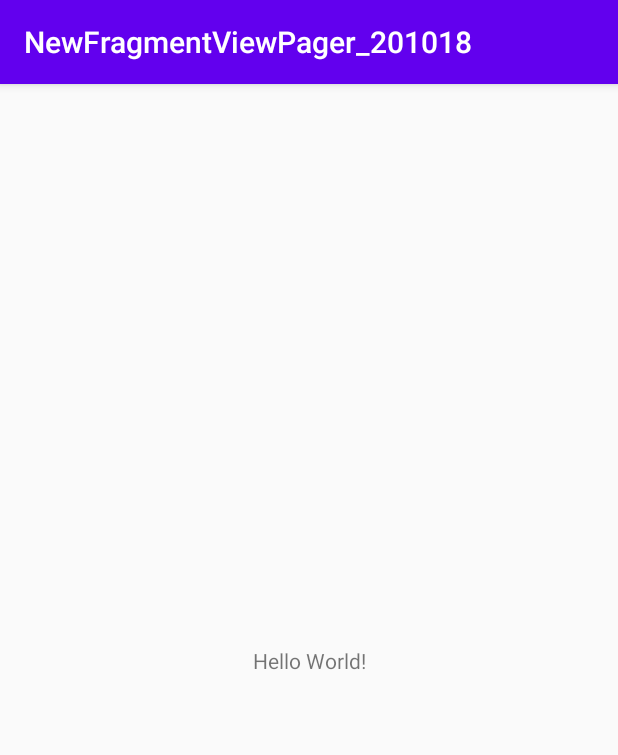
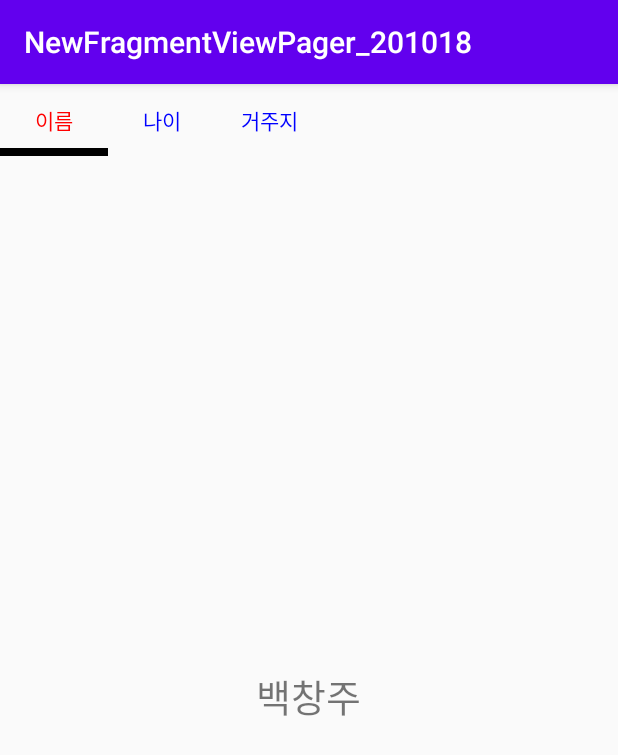
Before and after one commit to Changjoo-Baek/NewFragmentViewPager_201018, an Android app: the screen it shows after launch (MainActivity), on a phone screen of 412 x 824 dp. Shown: the top 755 px of the screen. Run offline under Robolectric (Android 15) with nearby library versions, the phone set to English and light mode, and no system bars.

```diff
--- a/app/build.gradle
+++ b/app/build.gradle
@@ -30,6 +30,7 @@ dependencies {
     implementation 'androidx.core:core-ktx:1.3.2'
     implementation 'androidx.appcompat:appcompat:1.2.0'
     implementation 'androidx.constraintlayout:constraintlayout:2.0.2'
+    implementation 'com.google.android.material:material:1.2.1'
     testImplementation 'junit:junit:4.12'
     androidTestImplementation 'androidx.test.ext:junit:1.1.2'
     androidTestImplementation 'androidx.test.espresso:espresso-core:3.3.0'
--- /dev/null
+++ b/app/src/main/java/com/zzazzu/newfragmentviewpager_201018/BaseActivity.kt
@@ -0,0 +1,14 @@
+package com.zzazzu.newfragmentviewpager_201018
+
+import androidx.appcompat.app.AppCompatActivity
+
+
+abstract class BaseActivity : AppCompatActivity() {
+
+    val mContext = this
+
+    abstract fun setupEvents()
+    abstract fun setValues()
+
+
+}
--- a/app/src/main/java/com/zzazzu/newfragmentviewpager_201018/MainActivity.kt
+++ b/app/src/main/java/com/zzazzu/newfragmentviewpager_201018/MainActivity.kt
@@ -2,10 +2,32 @@ package com.zzazzu.newfragmentviewpager_201018
 
 import androidx.appcompat.app.AppCompatActivity
 import android.os.Bundle
+import android.widget.ArrayAdapter
+import com.zzazzu.newfragmentviewpager_201018.adapters.MainViewPagerAdapter
+import kotlinx.android.synthetic.main.activity_main.*
 
-class MainActivity : AppCompatActivity() {
+class MainActivity : BaseActivity() {
+
+    lateinit var mAdapter: MainViewPagerAdapter
+
     override fun onCreate(savedInstanceState: Bundle?) {
         super.onCreate(savedInstanceState)
         setContentView(R.layout.activity_main)
+        setupEvents()
+        setValues()
     }
+
+    override fun setupEvents() {
+
+    }
+
+    override fun setValues() {
+
+        mAdapter = MainViewPagerAdapter(supportFragmentManager)
+        mainViewPager.adapter = mAdapter
+
+        myTabLayout.setupWithViewPager(mainViewPager)
+
+    }
+
 }
--- /dev/null
+++ b/app/src/main/java/com/zzazzu/newfragmentviewpager_201018/adapters/MainViewPagerAdapter.kt
@@ -0,0 +1,34 @@
+package com.zzazzu.newfragmentviewpager_201018.adapters
+
+import androidx.fragment.app.Fragment
+import androidx.fragment.app.FragmentManager
+import androidx.fragment.app.FragmentPagerAdapter
+import com.zzazzu.newfragmentviewpager_201018.fragments.MyAddressFragment
+import com.zzazzu.newfragmentviewpager_201018.fragments.MyAgeFragment
+import com.zzazzu.newfragmentviewpager_201018.fragments.MyNameFragment
+
+class MainViewPagerAdapter(fm : FragmentManager) : FragmentPagerAdapter(fm) {
+
+    override fun getPageTitle(position: Int): CharSequence? {
+        return when(position) {
+            0 -> "이름"
+            1 -> "나이"
+            else -> "거주지"
+        }
+
+    }
+
+    override fun getItem(position: Int): Fragment {
+
+        return when(position) {
+            0 -> {MyNameFragment()}
+            1 -> {MyAgeFragment()}
+            else -> {MyAddressFragment()}
+        }
+
+    }
+
+    override fun getCount(): Int {
+        return 3
+    }
+}
--- /dev/null
+++ b/app/src/main/java/com/zzazzu/newfragmentviewpager_201018/fragments/MyAddressFragment.kt
@@ -0,0 +1,22 @@
+package com.zzazzu.newfragmentviewpager_201018.fragments
+
+import android.os.Bundle
+import android.view.LayoutInflater
+import android.view.View
+import android.view.ViewGroup
+import androidx.fragment.app.Fragment
+import androidx.fragment.app.FragmentContainer
+import com.zzazzu.newfragmentviewpager_201018.R
+
+class MyAddressFragment: Fragment() {
+
+    override fun onCreateView(
+        inflater: LayoutInflater,
+        container: ViewGroup?,
+        savedInstanceState: Bundle?
+    ): View? {
+        return inflater.inflate(R.layout.fragment_my_address, container, false)
+
+    }
+
+}
--- /dev/null
+++ b/app/src/main/java/com/zzazzu/newfragmentviewpager_201018/fragments/MyAgeFragment.kt
@@ -0,0 +1,20 @@
+package com.zzazzu.newfragmentviewpager_201018.fragments
+
+import android.os.Bundle
+import android.view.LayoutInflater
+import android.view.View
+import android.view.ViewGroup
+import androidx.fragment.app.Fragment
+import com.zzazzu.newfragmentviewpager_201018.R
+
+class MyAgeFragment: Fragment() {
+
+    override fun onCreateView(
+        inflater: LayoutInflater,
+        container: ViewGroup?,
+        savedInstanceState: Bundle?
+        ): View? {
+        return inflater.inflate(R.layout.fragment_my_name,container,false)
+    }
+
+}
--- /dev/null
+++ b/app/src/main/java/com/zzazzu/newfragmentviewpager_201018/fragments/MyNameFragment.kt
@@ -0,0 +1,21 @@
+package com.zzazzu.newfragmentviewpager_201018.fragments
+
+import android.os.Bundle
+import android.view.LayoutInflater
+import android.view.View
+import android.view.ViewGroup
+import androidx.fragment.app.Fragment
+import com.zzazzu.newfragmentviewpager_201018.R
+
+class MyNameFragment: Fragment() {
+
+    override fun onCreateView(
+        inflater: LayoutInflater,
+        container: ViewGroup?,
+        savedInstanceState: Bundle?
+        ): View? {
+        return inflater.inflate(R.layout.fragment_my_name,container,false)
+
+    }
+
+}
--- a/app/src/main/res/layout/activity_main.xml
+++ b/app/src/main/res/layout/activity_main.xml
@@ -1,18 +1,25 @@
 <?xml version="1.0" encoding="utf-8"?>
-<androidx.constraintlayout.widget.ConstraintLayout xmlns:android="http://schemas.android.com/apk/res/android"
+<LinearLayout xmlns:android="http://schemas.android.com/apk/res/android"
     xmlns:app="http://schemas.android.com/apk/res-auto"
     xmlns:tools="http://schemas.android.com/tools"
     android:layout_width="match_parent"
     android:layout_height="match_parent"
+    android:orientation="vertical"
     tools:context=".MainActivity">
 
-    <TextView
-        android:layout_width="wrap_content"
+    <com.google.android.material.tabs.TabLayout
+        android:id="@+id/myTabLayout"
+        android:layout_width="match_parent"
         android:layout_height="wrap_content"
-        android:text="Hello World!"
-        app:layout_constraintBottom_toBottomOf="parent"
-        app:layout_constraintLeft_toLeftOf="parent"
-        app:layout_constraintRight_toRightOf="parent"
-        app:layout_constraintTop_toTopOf="parent" />
+        app:tabTextColor="#0000FF"
+        app:tabIndicatorColor="#000000"
+        app:tabIndicatorHeight="5dp"
+        app:tabMode="scrollable"
+        app:tabSelectedTextColor="#FF0000" />
 
-</androidx.constraintlayout.widget.ConstraintLayout>
+    <androidx.viewpager.widget.ViewPager
+        android:id="@+id/mainViewPager"
+        android:layout_width="match_parent"
+        android:layout_height="match_parent" />
+
+</LinearLayout>
--- /dev/null
+++ b/app/src/main/res/layout/fragment_my_address.xml
@@ -0,0 +1,13 @@
+<?xml version="1.0" encoding="utf-8"?>
+<LinearLayout xmlns:android="http://schemas.android.com/apk/res/android"
+    android:layout_width="match_parent"
+    android:layout_height="match_parent"
+    android:gravity="center">
+
+    <TextView
+        android:layout_width="wrap_content"
+        android:layout_height="wrap_content"
+        android:text="서울시 은평구"
+        android:textSize="25sp" />
+
+</LinearLayout>
--- /dev/null
+++ b/app/src/main/res/layout/fragment_my_age.xml
@@ -0,0 +1,13 @@
+<?xml version="1.0" encoding="utf-8"?>
+<LinearLayout xmlns:android="http://schemas.android.com/apk/res/android"
+    android:layout_width="match_parent"
+    android:layout_height="match_parent"
+    android:gravity="center">
+
+    <TextView
+        android:layout_width="wrap_content"
+        android:layout_height="wrap_content"
+        android:text="33세"
+        android:textSize="25sp" />
+
+</LinearLayout>
--- /dev/null
+++ b/app/src/main/res/layout/fragment_my_name.xml
@@ -0,0 +1,13 @@
+<?xml version="1.0" encoding="utf-8"?>
+<LinearLayout xmlns:android="http://schemas.android.com/apk/res/android"
+    android:layout_width="match_parent"
+    android:layout_height="match_parent"
+    android:gravity="center">
+
+    <TextView
+        android:layout_width="wrap_content"
+        android:layout_height="wrap_content"
+        android:text="백창주"
+        android:textSize="25sp" />
+
+</LinearLayout>
```
